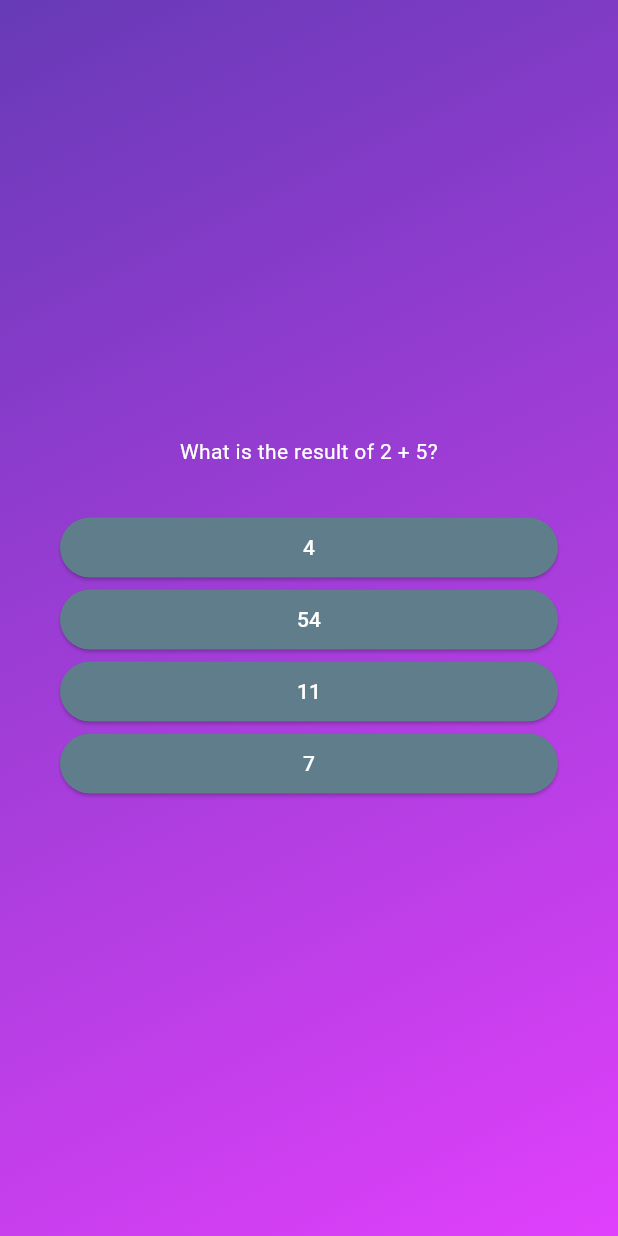
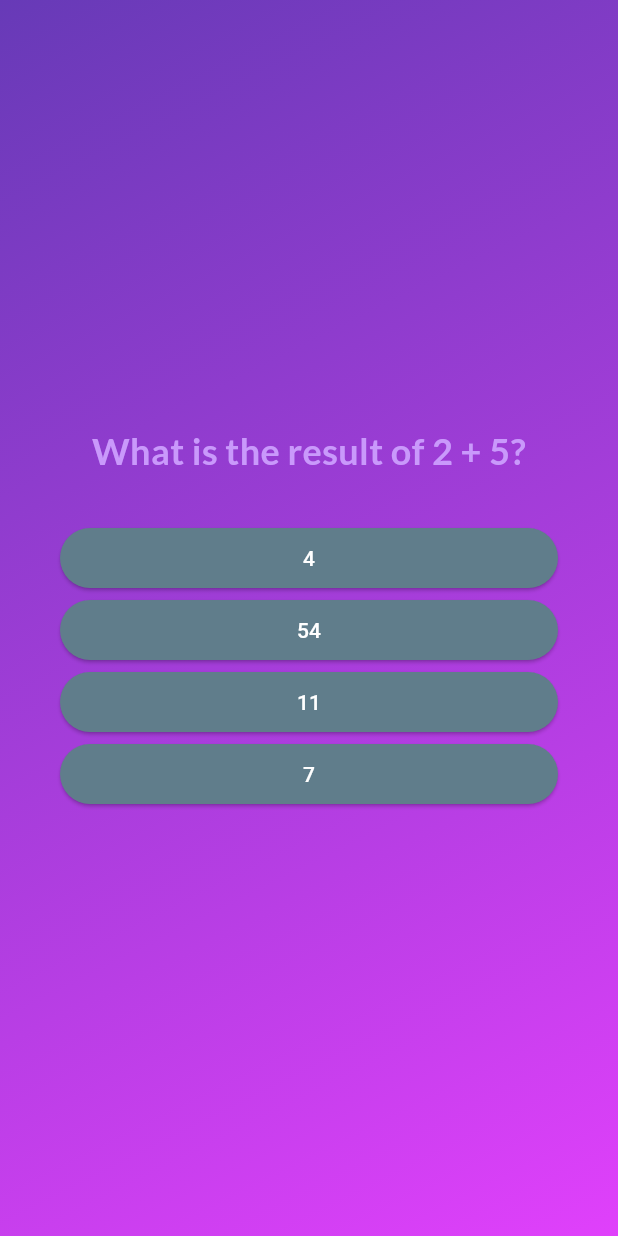
Before and after one commit to balazs1396/fluttern-learn, a Flutter app: the screen it shows after launch, after a tap on "Start quiz", on a phone screen of 412 x 824 dp. Run offline on Flutter 3.47's test engine with Material 3 defaults, Android fonts, the phone set to English and light mode, and no system bars; our stand-ins replace google_fonts.

Commit message:
Update question screen to handle the end of the questions case

```diff
--- a/lib/data/questions.dart
+++ b/lib/data/questions.dart
@@ -9,22 +9,22 @@ const questions = [
     '11',
     '54',
   ]),
-    QuizQuestion('Questin 2', [
-    'answer 1',
-    'answer 2',
-    'answer 3',
-    'answer 4',
+    QuizQuestion('What is the result of 11 - 5?', [
+    '6',
+    '44',
+    '7',
+    '3',
   ]),
-    QuizQuestion('Questin 3', [
-    'answer 1',
-    'answer 2',
-    'answer 3',
-    'answer 4',
+    QuizQuestion('What is the result of 22 - 20?', [
+    '2',
+    '7',
+    '23',
+    '13',
   ]),
-    QuizQuestion('Questin 4', [
-    'answer 1',
-    'answer 2',
-    'answer 3',
-    'answer 4',
+    QuizQuestion('What is the result of 5 + 12?', [
+    '17',
+    '13',
+    '7',
+    '21',
   ]),
 ];
--- a/lib/questions_screen.dart
+++ b/lib/questions_screen.dart
@@ -2,9 +2,12 @@ import 'package:flutter/material.dart';
 import 'package:flutter_first/answer_button.dart';
 import 'package:flutter_first/data/questions.dart';
 import 'package:flutter_first/models/quiz.dart';
+import 'package:google_fonts/google_fonts.dart';
 
 class QuestionsScreen extends StatefulWidget {
-  const QuestionsScreen({super.key});
+  const QuestionsScreen({super.key, required this.onSelectAnswer});
+
+  final void Function(String answer) onSelectAnswer;
 
   @override
   State<QuestionsScreen> createState() {
@@ -15,7 +18,9 @@ class QuestionsScreen extends StatefulWidget {
 class _QuestionsState extends State<QuestionsScreen> {
   int currentQuestionIndex = 0;
 
-  void answerQuestion() {
+  void answerQuestion(String selectedAnswer) {
+    widget.onSelectAnswer(selectedAnswer);
+
     setState(() {
       currentQuestionIndex++;
     });
@@ -35,13 +40,22 @@ class _QuestionsState extends State<QuestionsScreen> {
           children: [
             Text(
               currentQuestion.text,
-              style: const TextStyle(color: Colors.white),
+              style: GoogleFonts.lato(
+                color: const Color.fromARGB(255, 201, 153, 251),
+                fontSize: 24,
+                fontWeight: FontWeight.bold,
+              ),
               textAlign: TextAlign.center,
             ),
             const SizedBox(height: 30),
 
             ...currentQuestion.getShuffledAnswers().map((answer) {
-              return AnswerButton(answerText: answer, onTap: answerQuestion);
+              return AnswerButton(
+                answerText: answer,
+                onTap: () {
+                  answerQuestion(answer);
+                },
+              );
             }),
           ],
         ),
--- a/lib/quiz.dart
+++ b/lib/quiz.dart
@@ -1,4 +1,5 @@
 import 'package:flutter/material.dart';
+import 'package:flutter_first/data/questions.dart';
 import 'package:flutter_first/questions_screen.dart';
 import 'package:flutter_first/start_screen.dart';
 
@@ -13,6 +14,7 @@ class Quiz extends StatefulWidget {
 
 class _QuizState extends State<Quiz> {
   String activeScreen = 'start-screen';
+  List<String> selectedAnswers = [];
 
   void switchScreen() {
     setState(() {
@@ -20,14 +22,24 @@ class _QuizState extends State<Quiz> {
     });
   }
 
+  void chooseAnswer(String answer) {
+    selectedAnswers.add(answer);
+
+    if (selectedAnswers.length == questions.length) {
+        setState(() {
+          activeScreen = 'start-screen';
+          selectedAnswers = [];
+        });
+    }
+  }
+
   @override
   Widget build(context) {
     Widget screenWidget = StartScreen(switchScreen);
 
     if (activeScreen == 'questions-screen') {
-      screenWidget = const QuestionsScreen();
+      screenWidget = QuestionsScreen(onSelectAnswer: chooseAnswer);
     }
-
 
     return MaterialApp(
       home: Scaffold(
--- a/lib/start_screen.dart
+++ b/lib/start_screen.dart
@@ -1,6 +1,7 @@
 import 'dart:math';
 
 import 'package:flutter/material.dart';
+import 'package:google_fonts/google_fonts.dart';
 
 class StartScreen extends StatelessWidget {
   const StartScreen(this.switchScreen, {super.key});
@@ -13,14 +14,20 @@ class StartScreen extends StatelessWidget {
       child: Column(
         mainAxisSize: MainAxisSize.min,
         children: [
-          Image.asset('assets/images/quiz-logo.png',
+          Image.asset(
+            'assets/images/quiz-logo.png',
             width: 300,
-            color: const Color.fromARGB(150, 255, 255, 255), // Opacity is slow down the app, so we solve the opacity by the white color setting on the top of the image
+            color: const Color.fromARGB(
+              150,
+              255,
+              255,
+              255,
+            ), // Opacity is slow down the app, so we solve the opacity by the white color setting on the top of the image
           ),
           const SizedBox(height: 25),
-          const Text(
+          Text(
             'Lear fluttern in a fun way',
-            style: TextStyle(color: Colors.white, fontSize: 24),
+            style: GoogleFonts.lato(color: Colors.white, fontSize: 24),
           ),
           const SizedBox(height: 25),
           OutlinedButton.icon(
```
